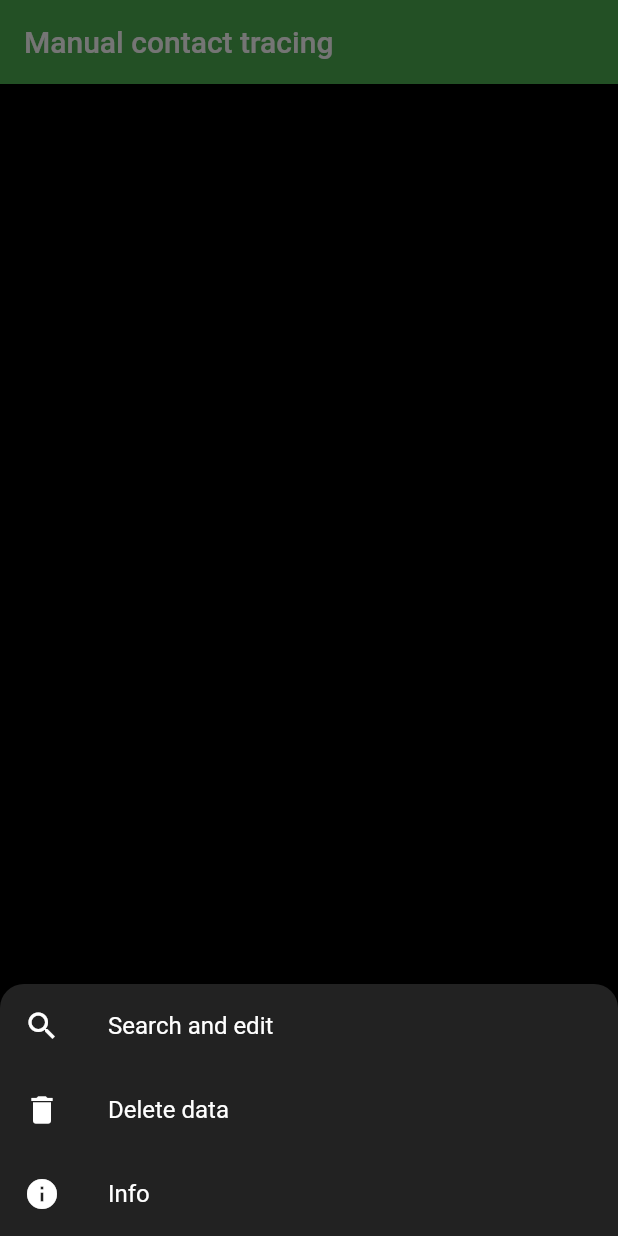
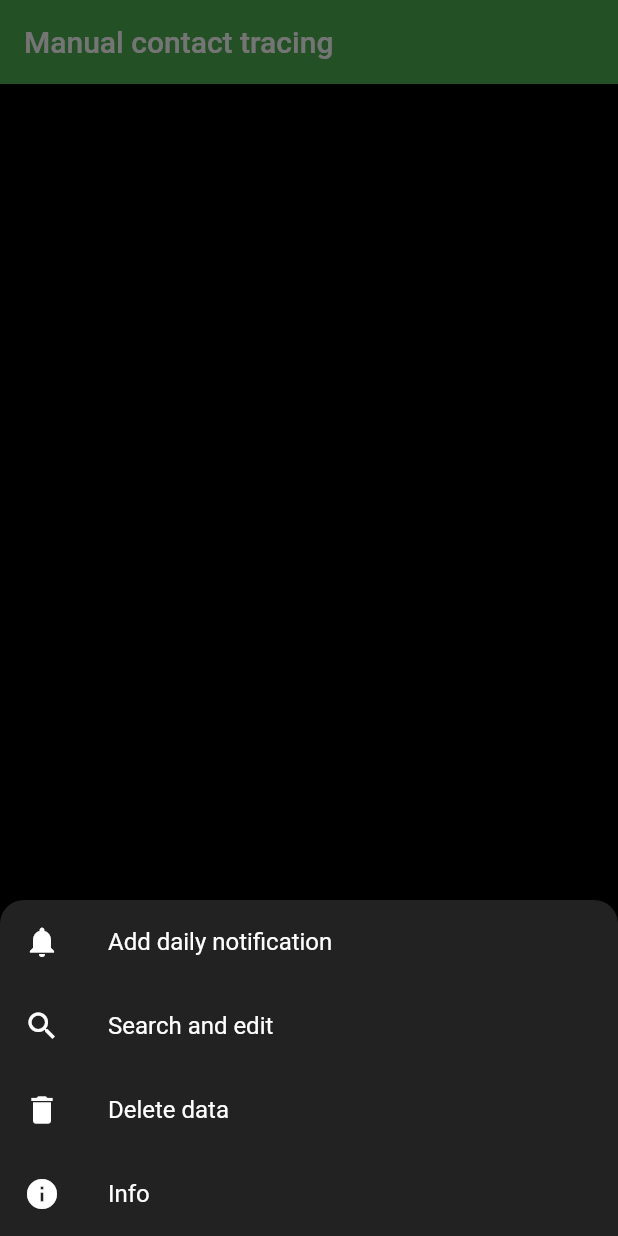
Before and after one commit to KaiFra/manual_contact_tracing, a Flutter app: the screen it shows after launch, after a tap on the "menu" icon, on a phone screen of 412 x 824 dp. Run offline on Flutter 3.47's test engine with Material 2 defaults, Android fonts, the phone set to English and light mode, and no system bars; our stand-ins replace flutter_local_notifications, shared_preferences, timezone; missing offline and left inert: flutter_rounded_date_picker; Roboto replaces fonts that are missing (Montserrat).

Commit message:
Added timepicker, added backend for daily notifications, not connected yet

```diff
--- a/lib/main.dart
+++ b/lib/main.dart
@@ -6,6 +6,9 @@ import 'package:intl/intl.dart';
 import 'dart:convert';
 import 'package:manual_contact_tracing/theme.dart';
 import 'package:flutter_rounded_date_picker/rounded_picker.dart';
+import 'package:flutter_local_notifications/flutter_local_notifications.dart';
+import 'package:timezone/data/latest.dart' as tz;
+import 'package:timezone/timezone.dart' as tz;
 
 import 'notification.dart';
 
@@ -48,11 +51,15 @@ class MyHomePageState extends State<MyHomePage> {
 
   final Notifications _notifications = Notifications();
 
+
+
   @override
   void initState() {
     initSharedPreferences();
     super.initState();
     this._notifications.initNotifications();
+    tz.initializeTimeZones();
+
   }
 
   initSharedPreferences() async{
@@ -231,7 +238,7 @@ class MyHomePageState extends State<MyHomePage> {
     }
     //print(clipboard);
     Clipboard.setData(new ClipboardData(text: clipboard));
-    this._notifications.pushNotification();
+    //this._notifications.pushNotification();
   }
 
   void saveData(){
@@ -362,7 +369,7 @@ class MyHomePageState extends State<MyHomePage> {
               crossAxisAlignment: CrossAxisAlignment.end,
               children: <Widget>[
                 SizedBox(
-                    height: (56 * 3).toDouble(),
+                    height: (56 * 4).toDouble(),
                     child: Container(
                         decoration: BoxDecoration(
                           borderRadius: BorderRadius.only(
@@ -379,6 +386,18 @@ class MyHomePageState extends State<MyHomePage> {
                               child: ListView(
                                 physics: NeverScrollableScrollPhysics(),
                                 children: <Widget>[
+                                  ListTile(
+                                    title: Text(
+                                      "Add daily notification",
+                                      style: TextStyle(color: Colors.white),
+                                    ),
+                                    leading: Icon(
+                                      Icons.notifications,
+                                      color: Colors.white,
+                                    ),
+                                    onTap: () => dailyNotification(),
+                                    //onTap: () async {await this._notifications.scheduleDailyNotification();},
+                                  ),
                                   ListTile(
                                     title: Text(
                                       "Search and edit",
@@ -428,4 +447,13 @@ class MyHomePageState extends State<MyHomePage> {
           );
         });
   }
+  void dailyNotification() async{
+    Future<TimeOfDay> pickedTime = showTimePicker(
+      initialTime: TimeOfDay.now(),
+      context: context,
+    );
+  }
+
+  //_notifications.scheduleDailyNotification(pickedTime);
+
 }
--- a/lib/theme.dart
+++ b/lib/theme.dart
@@ -7,6 +7,7 @@ class CustomTheme {
         scaffoldBackgroundColor: Colors.black,
         fontFamily: 'Montserrat',
         visualDensity: VisualDensity.adaptivePlatformDensity,
+        accentColor: CustomColors.myGreen,
         floatingActionButtonTheme: FloatingActionButtonThemeData(
           splashColor: CustomColors.myGreen,
           backgroundColor: CustomColors.myGreen,
```
Also changed, not shown: lib/notification.dart (+40 -9 lines), 5 other files.
